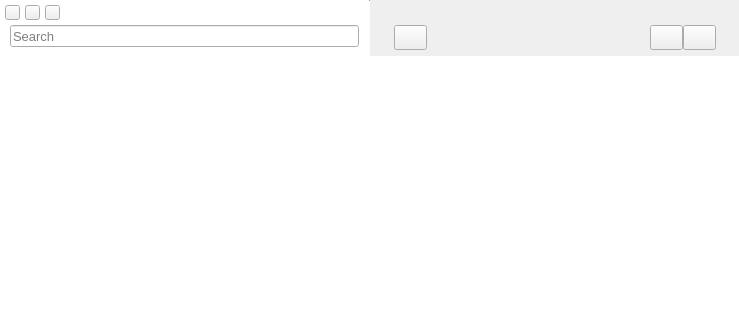
Qt form src/mainwindow.ui (nuttyartist/notes) before a commit.
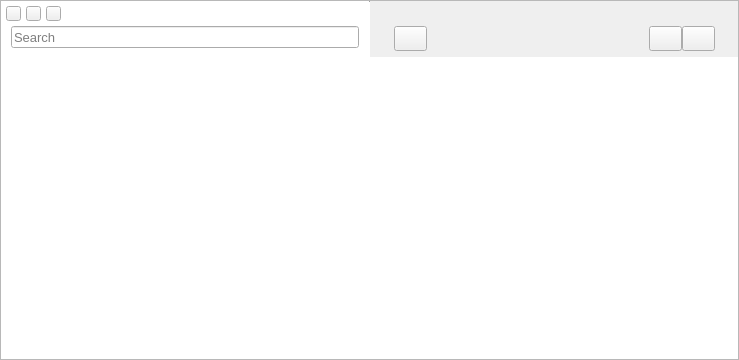
The same form after that commit. Icons and pictures are not drawn. Custom widgets are drawn as their Qt base class.

Commit message: Adding reshaping feature

Patch:
```diff
--- a/src/mainwindow.ui
+++ b/src/mainwindow.ui
@@ -7,7 +7,7 @@
     <x>0</x>
     <y>0</y>
     <width>739</width>
-    <height>323</height>
+    <height>360</height>
    </rect>
   </property>
   <property name="sizePolicy">
@@ -18,8 +18,8 @@
   </property>
   <property name="minimumSize">
    <size>
-    <width>0</width>
-    <height>0</height>
+    <width>640</width>
+    <height>360</height>
    </size>
   </property>
   <property name="windowTitle">
@@ -66,7 +66,37 @@
      <height>260</height>
     </size>
    </property>
-   <layout class="QVBoxLayout" name="verticalLayout">
+   <layout class="QGridLayout" name="gridLayout">
+    <property name="leftMargin">
+     <number>0</number>
+    </property>
+    <property name="topMargin">
+     <number>0</number>
+    </property>
+    <property name="rightMargin">
+     <number>0</number>
+    </property>
+    <property name="bottomMargin">
+     <number>0</number>
+    </property>
+    <property name="spacing">
+     <number>0</number>
+    </property>
+    <item row="0" column="0">
+     <widget class="QFrame" name="frame">
+      <property name="minimumSize">
+       <size>
+        <width>0</width>
+        <height>100</height>
+       </size>
+      </property>
+      <property name="frameShape">
+       <enum>QFrame::StyledPanel</enum>
+      </property>
+      <property name="frameShadow">
+       <enum>QFrame::Raised</enum>
+      </property>
+      <layout class="QVBoxLayout" name="verticalLayout_2">
     <property name="spacing">
      <number>0</number>
     </property>
@@ -849,6 +879,9 @@
         </item>
        </layout>
       </widget>
+        </widget>
+       </item>
+      </layout>
      </widget>
     </item>
    </layout>
```
Lines whose indentation alone changed are shown as unchanged. The commit also changes 2 other files.
